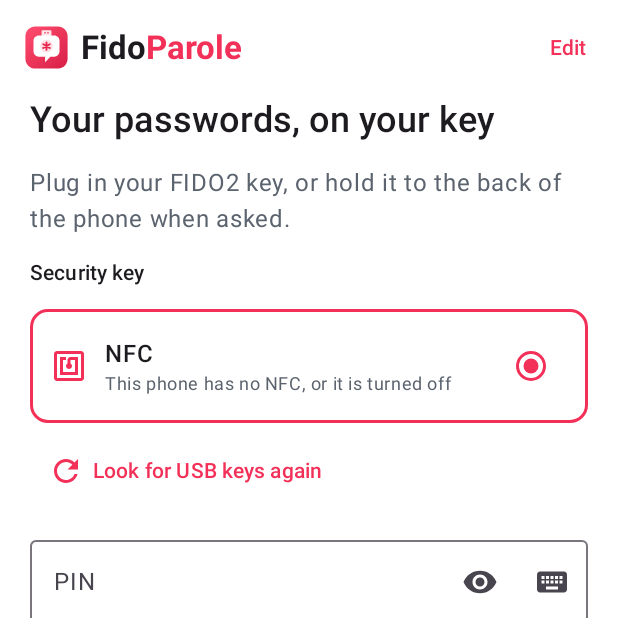
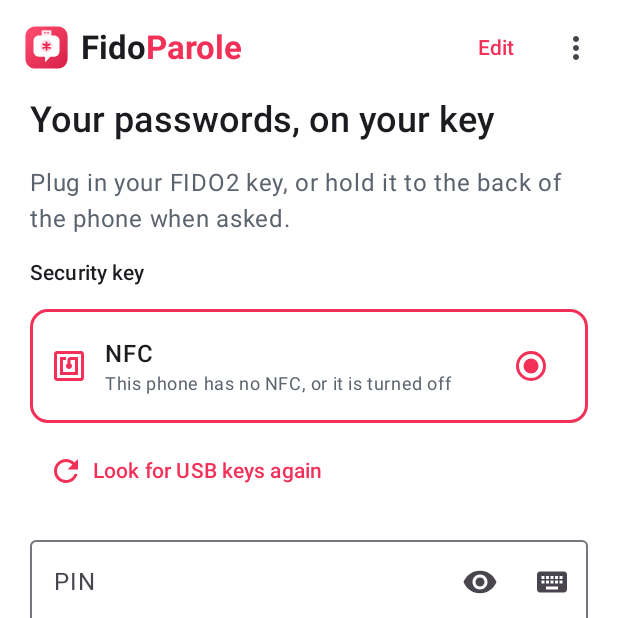
Before and after one commit to ordanexa/fidoparole-mobile, an Android app built with Jetpack Compose: the screen it shows after launch (MainActivity), on a phone screen of 412 x 824 dp, the top half of it. Run offline under Robolectric (Android 15) with nearby library versions, the phone set to English and light mode, and no system bars; libraries missing offline, so code that uses them is left out: uniffi.fidoparole_ffi, uniffi.fidoparole_ffi.createVault, uniffi.fidoparole_ffi.demoPin, uniffi.fidoparole_ffi.unlock; 4 statements that could not run were skipped.

Commit message:
Add About and Info menu with version, usage guidance and project credits

```diff
--- a/android/app/build.gradle.kts
+++ b/android/app/build.gradle.kts
@@ -15,8 +15,8 @@ android {
         applicationId = "com.ordanexa.fidoparole.mobile"
         minSdk = 26
         targetSdk = 36
-        versionCode = 6
-        versionName = "0.3.0-ordanexa.0.1.1-test"
+        versionCode = 7
+        versionName = "0.3.0-ordanexa.0.1.2-test"
         ndk { abiFilters += listOf("arm64-v8a", "armeabi-v7a", "x86_64") }
     }
 
@@ -40,7 +40,7 @@ android {
         sourceCompatibility = JavaVersion.VERSION_17
         targetCompatibility = JavaVersion.VERSION_17
     }
-    buildFeatures { compose = true }
+    buildFeatures { compose = true; buildConfig = true }
     sourceSets["main"].java.srcDir(layout.buildDirectory.dir("generated/uniffi"))
     sourceSets["main"].jniLibs.srcDir(layout.buildDirectory.dir("rustJniLibs"))
     packaging { jniLibs { useLegacyPackaging = false } }
--- /dev/null
+++ b/android/app/src/main/java/com/token2/fidoparole/ui/About.kt
@@ -0,0 +1,56 @@
+package com.token2.fidoparole.ui
+
+import androidx.compose.foundation.layout.*
+import androidx.compose.foundation.rememberScrollState
+import androidx.compose.foundation.verticalScroll
+import androidx.compose.material.icons.Icons
+import androidx.compose.material.icons.filled.MoreVert
+import androidx.compose.material3.*
+import androidx.compose.runtime.*
+import androidx.compose.ui.Modifier
+import androidx.compose.ui.platform.LocalUriHandler
+import androidx.compose.ui.unit.dp
+import com.token2.fidoparole.BuildConfig
+
+/** The same information is available before and after unlocking a vault. */
+@Composable
+fun AboutMenuAction(onAbout: () -> Unit) {
+    var expanded by remember { mutableStateOf(false) }
+    Box {
+        IconButton(onClick = { expanded = true }) { Icon(Icons.Filled.MoreVert, "More") }
+        DropdownMenu(expanded = expanded, onDismissRequest = { expanded = false }) {
+            DropdownMenuItem(text = { Text("About / Info") }, onClick = { expanded = false; onAbout() })
+        }
+    }
+}
+
+@Composable
+fun AboutDialog(onClose: () -> Unit) {
+    val uriHandler = LocalUriHandler.current
+    AlertDialog(
+        onDismissRequest = onClose,
+        title = { Text("About / Info") },
+        text = {
+            Column(Modifier.verticalScroll(rememberScrollState()), verticalArrangement = Arrangement.spacedBy(12.dp)) {
+                Text("FidoParole Ordanexa", style = MaterialTheme.typography.titleMedium)
+                Text("Version ${BuildConfig.VERSION_NAME}")
+                Text("Community fork of Token2 FidoParole Mobile.")
+                HorizontalDivider()
+                Text("Read-only by default", style = MaterialTheme.typography.titleSmall)
+                Text("Browse, search, reveal and copy passwords. Your vault stays on your security key.")
+                Text("Edit", style = MaterialTheme.typography.titleSmall)
+                Text("Scan your phone's fingerprint to allow changes. The token does not need to be connected. If phone biometrics are unavailable, authenticate with the vault's token using its PIN or its fingerprint over USB.")
+                Text("Save and lock", style = MaterialTheme.typography.titleSmall)
+                Text("Saving requires your vault's token. Save, Lock, leaving the app or unplugging a USB token ends Edit. Done returns to Read-only when there are no unsaved changes. Otherwise, save first or lock to discard them.")
+                Text("Using NFC", style = MaterialTheme.typography.titleSmall)
+                Text("NFC connects only for individual operations. Removing the token between taps keeps Edit active. Hold the token to the phone again when saving.")
+                HorizontalDivider()
+                Text("Open source · MIT License · Copyright © 2026 Token2")
+                TextButton(onClick = { uriHandler.openUri("https://github.com/ordanexa/fidoparole-mobile") }) { Text("Ordanexa fork") }
+                TextButton(onClick = { uriHandler.openUri("https://github.com/token2/fidoparole-mobile") }) { Text("Original project — Token2") }
+                TextButton(onClick = { uriHandler.openUri("https://github.com/ordanexa/fidoparole-mobile/blob/main/LICENSE") }) { Text("MIT License") }
+            }
+        },
+        confirmButton = { TextButton(onClick = onClose) { Text("Close") } },
+    )
+}
--- a/android/app/src/main/java/com/token2/fidoparole/ui/Screens.kt
+++ b/android/app/src/main/java/com/token2/fidoparole/ui/Screens.kt
@@ -42,15 +42,18 @@ class FilePickers(val exportTo: (String, (android.net.Uri) -> Unit) -> Unit, val
 fun App(vm: VaultViewModel, files: FilePickers) {
     val s by vm.ui.collectAsState()
     val snack = remember { SnackbarHostState() }
+    var showAbout by remember { mutableStateOf(false) }
+    val onAbout = { showAbout = true }
     LaunchedEffect(s.message) { s.message?.let { snack.showSnackbar(it); vm.clearMessage() } }
 
     Box(Modifier.fillMaxSize()) {
         when {
-            s.status != null && s.entry != null -> EntryScreen(s, vm, snack)
-            s.status != null -> VaultScreen(s, vm, files, snack)
-            s.choices != null -> ChooseScreen(s, vm)
-            else -> StartScreen(s, vm, snack)
+            s.status != null && s.entry != null -> EntryScreen(s, vm, snack, onAbout)
+            s.status != null -> VaultScreen(s, vm, files, snack, onAbout)
+            s.choices != null -> ChooseScreen(s, vm, onAbout)
+            else -> StartScreen(s, vm, snack, onAbout)
         }
+        if (showAbout) AboutDialog { showAbout = false }
         if (s.editTokenRequired) EditTokenDialog(s, vm)
         s.busy?.let { BusyOverlay(it, onCancel = vm::cancelBusy) }
         s.error?.let { err ->
@@ -93,13 +96,13 @@ fun EditTokenDialog(s: UiState, vm: VaultViewModel) {
 
 @OptIn(ExperimentalMaterial3Api::class)
 @Composable
-fun StartScreen(s: UiState, vm: VaultViewModel, snack: SnackbarHostState) {
+fun StartScreen(s: UiState, vm: VaultViewModel, snack: SnackbarHostState, onAbout: () -> Unit) {
     var pin by remember { mutableStateOf("") }
     var fingerprint by remember { mutableStateOf(false) }
     var newName by remember { mutableStateOf("Personal") }
     var showCreate by remember { mutableStateOf(false) }
     var savePin by remember { mutableStateOf(false) }
-    Scaffold(topBar = { TopAppBar(title = { Brandmark() }, actions = { EditModeAction(s, vm) }) }, snackbarHost = { SnackbarHost(snack) }) { pad ->
+    Scaffold(topBar = { TopAppBar(title = { Brandmark() }, actions = { EditModeAction(s, vm); AboutMenuAction(onAbout) }) }, snackbarHost = { SnackbarHost(snack) }) { pad ->
         Column(Modifier.padding(pad).padding(horizontal = 20.dp).verticalScroll(rememberScrollState()), verticalArrangement = Arrangement.spacedBy(14.dp)) {
             Text("Your passwords, on your key", style = MaterialTheme.typography.headlineSmall, fontWeight = FontWeight.SemiBold)
             Text("Plug in your FIDO2 key, or hold it to the back of the phone when asked.", color = MaterialTheme.colorScheme.secondary)
@@ -223,9 +226,9 @@ fun EditModeAction(s: UiState, vm: VaultViewModel) {
 
 @OptIn(ExperimentalMaterial3Api::class)
 @Composable
-fun ChooseScreen(s: UiState, vm: VaultViewModel) {
+fun ChooseScreen(s: UiState, vm: VaultViewModel, onAbout: () -> Unit) {
     Scaffold(topBar = { TopAppBar(title = { Text("Choose a vault") }, navigationIcon = {
-        IconButton(onClick = vm::cancelChoose) { Icon(Icons.Filled.Close, "Cancel") } }) }) { pad ->
+        IconButton(onClick = vm::cancelChoose) { Icon(Icons.Filled.Close, "Cancel") } }, actions = { AboutMenuAction(onAbout) }) }) { pad ->
         LazyColumn(Modifier.padding(pad)) {
             itemsIndexed(s.choices.orEmpty()) { i, (name, _) ->
                 ListItem(headlineContent = { Text(name) }, leadingContent = { Icon(Icons.Filled.Lock, null) },
@@ -246,7 +249,7 @@ private fun Modifier.clickableRow(onClick: () -> Unit) = this.clickable(onClick
 
 @OptIn(ExperimentalMaterial3Api::class)
 @Composable
-fun VaultScreen(s: UiState, vm: VaultViewModel, files: FilePickers, snack: SnackbarHostState) {
+fun VaultScreen(s: UiState, vm: VaultViewModel, files: FilePickers, snack: SnackbarHostState, onAbout: () -> Unit) {
     val st = s.status ?: return
     var menu by remember { mutableStateOf(false) }
     var dialog by remember { mutableStateOf<String?>(null) }
@@ -264,6 +267,8 @@ fun VaultScreen(s: UiState, vm: VaultViewModel, files: FilePickers, snack: Snack
                         if (s.editing) DropdownMenuItem(text = { Text("Import backup…") }, onClick = { menu = false; dialog = "import" })
                         if (s.editing) HorizontalDivider()
                         if (s.editing) DropdownMenuItem(text = { Text("Delete vault from key…", color = MaterialTheme.colorScheme.error) }, onClick = { menu = false; dialog = "delete" })
+                        HorizontalDivider()
+                        DropdownMenuItem(text = { Text("About / Info") }, onClick = { menu = false; onAbout() })
                     }
                 })
         },
@@ -334,7 +339,7 @@ fun Avatar(title: String) {
 
 @OptIn(ExperimentalMaterial3Api::class)
 @Composable
-fun EntryScreen(s: UiState, vm: VaultViewModel, snack: SnackbarHostState) {
+fun EntryScreen(s: UiState, vm: VaultViewModel, snack: SnackbarHostState, onAbout: () -> Unit) {
     val e = s.entry ?: return
     var gen by remember { mutableStateOf(false) }
     var confirmDelete by remember { mutableStateOf(false) }
@@ -345,6 +350,7 @@ fun EntryScreen(s: UiState, vm: VaultViewModel, snack: SnackbarHostState) {
                 actions = {
                     EditModeAction(s, vm)
                     if (s.editing) IconButton(onClick = { confirmDelete = true }) { Icon(Icons.Outlined.Delete, "Delete entry") }
+                    AboutMenuAction(onAbout)
                 })
         },
         snackbarHost = { SnackbarHost(snack) },
```
Also changed, not shown: 2 other files.
